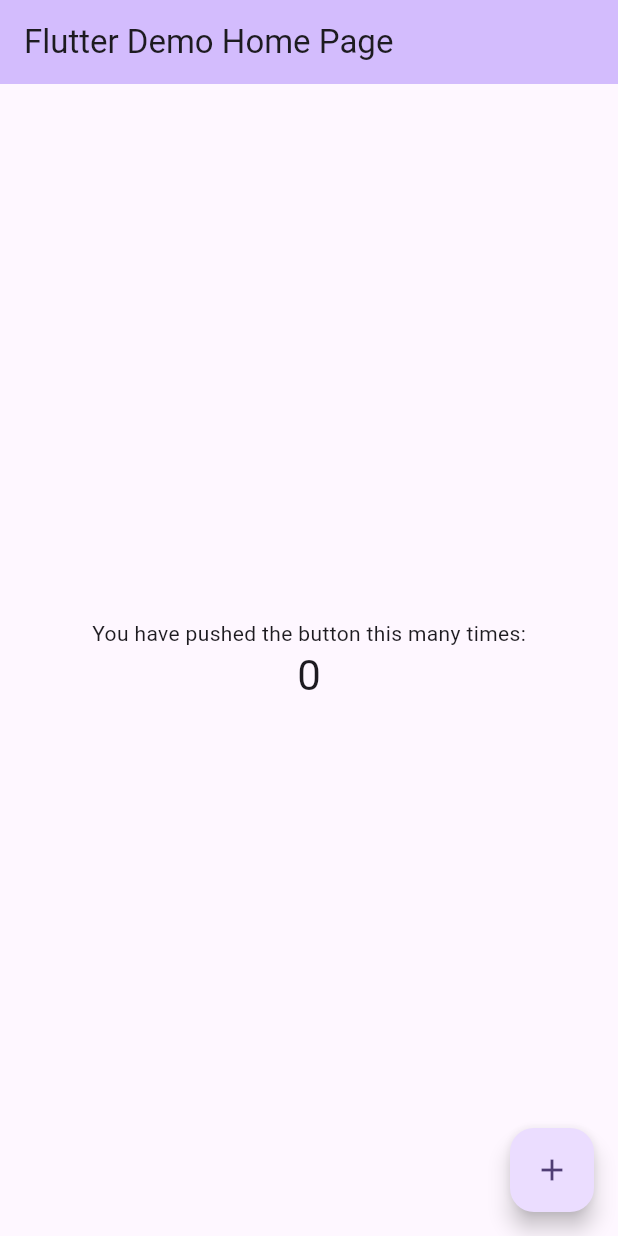
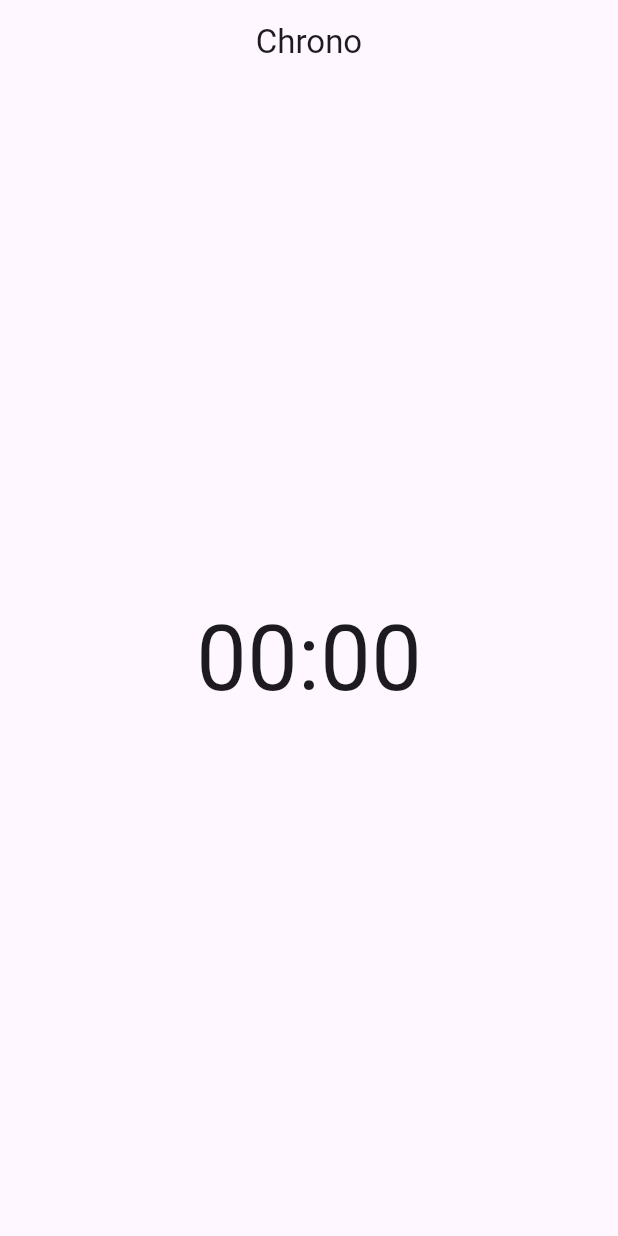
Before and after one commit to Sabadino/TPSITProjects, a Flutter app: the screen it shows after launch, on a phone screen of 412 x 824 dp. Run offline on Flutter 3.47's test engine with Material 3 defaults, Android fonts, the phone set to English and light mode, and no system bars.

Commit message:
Terzo Commit (Setup iniziale del progetto)

```diff
--- a/chrono/lib/main.dart
+++ b/chrono/lib/main.dart
@@ -1,78 +1,41 @@
 import 'package:flutter/material.dart';
 
 void main() {
-  runApp(const MyApp());
+  runApp(const ChronoApp());
 }
 
-class MyApp extends StatelessWidget {
-  const MyApp({super.key});
+class ChronoApp extends StatelessWidget {
+  const ChronoApp({Key? key}) : super(key: key);
 
-  // This widget is the root of your application.
   @override
   Widget build(BuildContext context) {
     return MaterialApp(
-      title: 'Flutter Demo',
-      theme: ThemeData(
-
-        colorScheme: ColorScheme.fromSeed(seedColor: Colors.deepPurple),
-        useMaterial3: true,
-      ),
-      home: const MyHomePage(title: 'Flutter Demo Home Page'),
+      title: 'Chrono',
+      theme: ThemeData(primarySwitch: Colors.blue),
+      home: const ChronoScreen(),
+      debugShowCheckedModeBanner: false,
     );
   }
 }
 
-class MyHomePage extends StatefulWidget {
-  const MyHomePage({super.key, required this.title});
-
-
-
-  final String title;
+class ChronoScreen extends StatefulWidget {
+  const ChronoScreen({Key? key}) : super(key: key);
 
   @override
-  State<MyHomePage> createState() => _MyHomePageState();
+  State<ChronoScreen> createState() => _ChronoScreenState();
 }
 
-class _MyHomePageState extends State<MyHomePage> {
-  int _counter = 0;
-
-  void _incrementCounter() {
-    setState(() {
-
-    });
-  }
-
+class _ChronoScreenState extends State<ChronoScreen> {
   @override
   Widget build(BuildContext context) {
-
     return Scaffold(
       appBar: AppBar(
-
-        backgroundColor: Theme.of(context).colorScheme.inversePrimary,
-
-        title: Text(widget.title),
+        title: const Text('Chrono'),
+        centerTitle: true,
       ),
       body: Center(
-
-        child: Column(
-
-          mainAxisAlignment: MainAxisAlignment.center,
-          children: <Widget>[
-            const Text(
-              'You have pushed the button this many times:',
-            ),
-            Text(
-              '$_counter',
-              style: Theme.of(context).textTheme.headlineMedium,
-            ),
-          ],
-        ),
+        child: Text('00:00', style: TextStyle(fontSize: 60)),
       ),
-      floatingActionButton: FloatingActionButton(
-        onPressed: _incrementCounter,
-        tooltip: 'Increment',
-        child: const Icon(Icons.add),
-      ), // This trailing comma makes auto-formatting nicer for build methods.
     );
   }
 }
```
